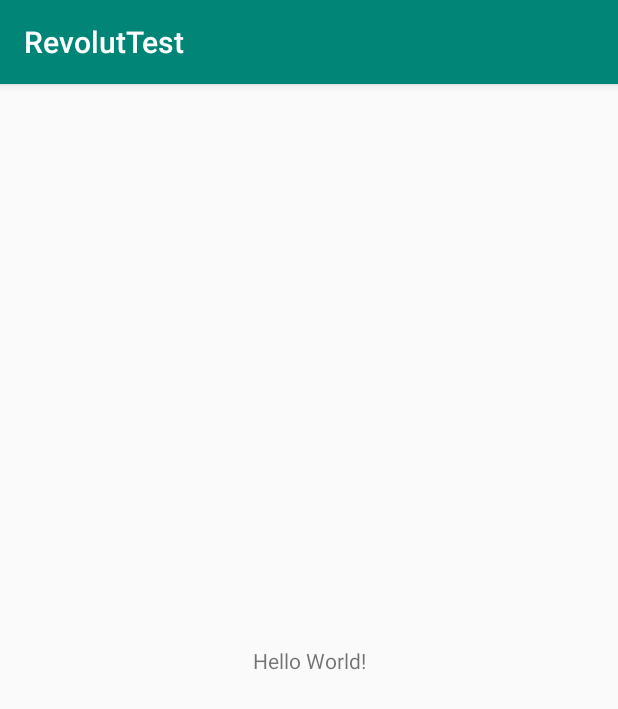
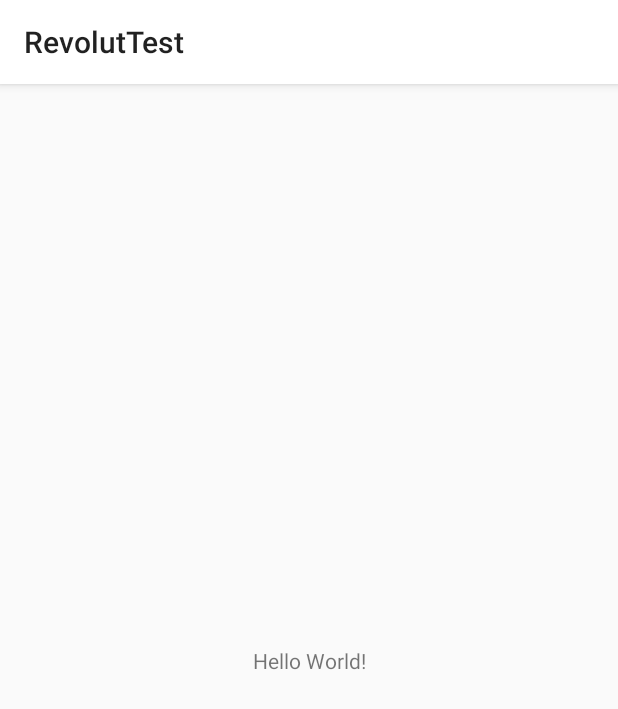
Before and after one commit to szabolcsarvai/RevolutTest, an Android app: the screen it shows after launch (MainActivity), on a phone screen of 412 x 824 dp. Shown: the top 709 px of the screen. Run offline under Robolectric (Android 15) with nearby library versions, the phone set to English and light mode, and no system bars.

Commit message:
Update colors and style.

```diff
--- a/app/src/main/res/values/colors.xml
+++ b/app/src/main/res/values/colors.xml
@@ -1,6 +1,6 @@
 <?xml version="1.0" encoding="utf-8"?>
 <resources>
-    <color name="colorPrimary">#008577</color>
-    <color name="colorPrimaryDark">#00574B</color>
-    <color name="colorAccent">#D81B60</color>
+    <color name="colorPrimary">#FFFFFF</color>
+    <color name="colorPrimaryDark">#FFFFFF</color>
+    <color name="colorAccent">#000000</color>
 </resources>
--- a/app/src/main/res/values/styles.xml
+++ b/app/src/main/res/values/styles.xml
@@ -1,7 +1,7 @@
 <resources>
 
     <!-- Base application theme. -->
-    <style name="AppTheme" parent="Theme.AppCompat.Light.DarkActionBar">
+    <style name="AppTheme" parent="Theme.AppCompat.Light">
         <!-- Customize your theme here. -->
         <item name="colorPrimary">@color/colorPrimary</item>
         <item name="colorPrimaryDark">@color/colorPrimaryDark</item>
```
